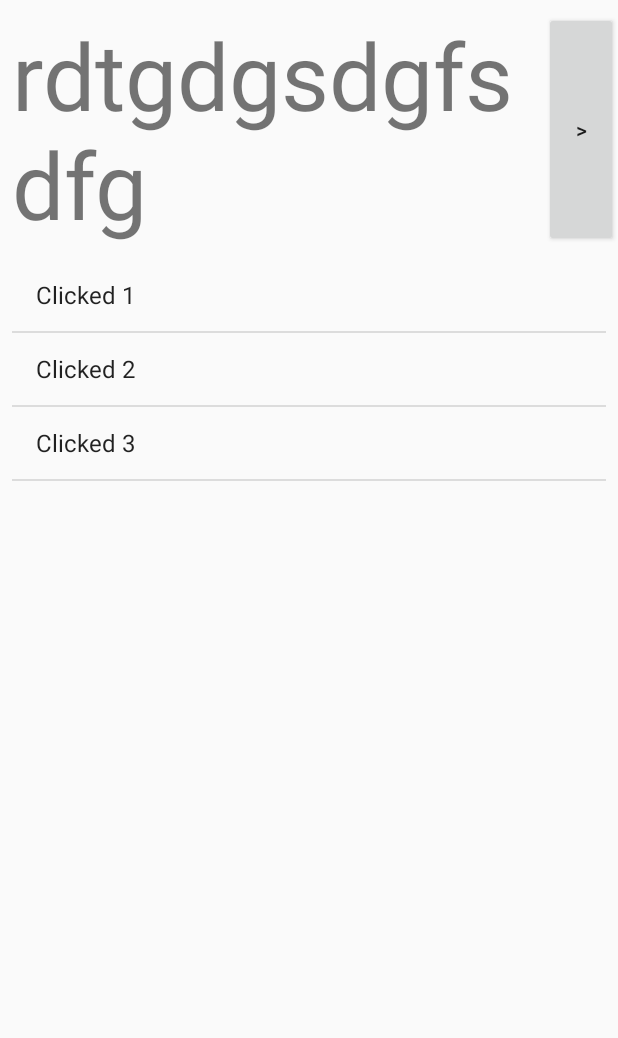
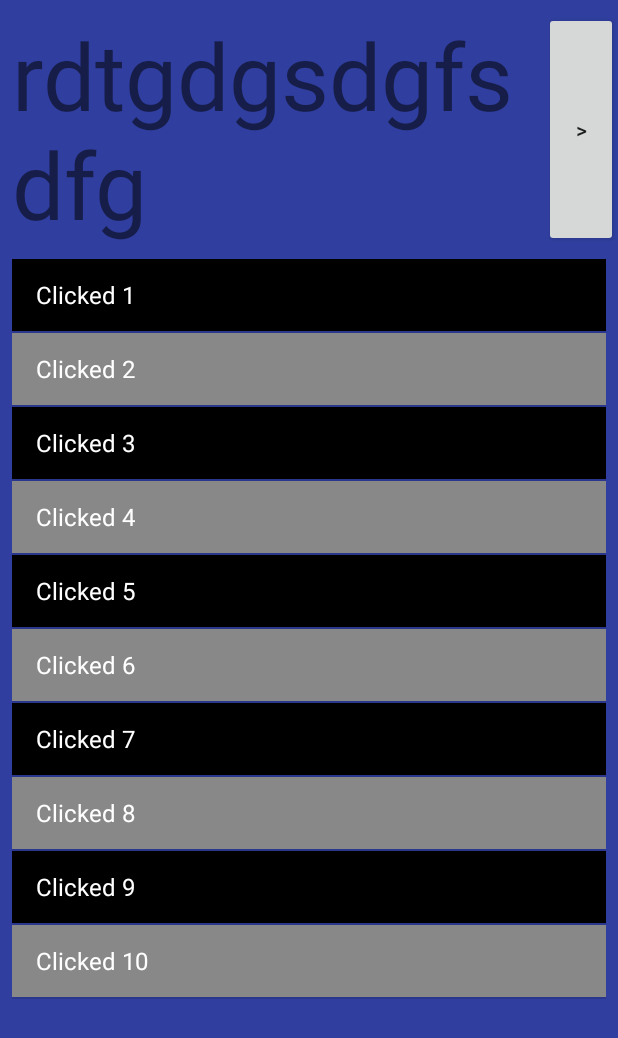
Before and after one commit to AlexEx54/repetitor, an Android app: the screen it shows after launch (SentenceActivity), on a phone screen of 412 x 824 dp. Shown: the top 1038 px of the screen. Run offline under Robolectric (Android 15) with nearby library versions, the phone set to English and light mode, and no system bars.

Commit message:
set color scheme

```diff
--- a/app/src/main/java/com/projects/asgrebennikov/repetitor/SentenceActivity.java
+++ b/app/src/main/java/com/projects/asgrebennikov/repetitor/SentenceActivity.java
@@ -1,15 +1,20 @@
 package com.projects.asgrebennikov.repetitor;
 
+import android.graphics.Color;
 import android.support.v7.app.AppCompatActivity;
 import android.os.Bundle;
+import android.view.View;
+import android.view.ViewGroup;
 import android.widget.ArrayAdapter;
 import android.widget.ListView;
+import android.widget.TextView;
 
 import java.io.BufferedInputStream;
 import java.io.InputStream;
 import java.net.HttpURLConnection;
 import java.net.URL;
 import java.util.ArrayList;
+import java.util.Random;
 import java.util.Scanner;
 
 
@@ -60,12 +65,59 @@ public class SentenceActivity extends AppCompatActivity {
 
         ArrayAdapter<String> adapter = new ArrayAdapter<String>(this,
                 android.R.layout.simple_list_item_1,
-                listItems);
+                listItems) {
+
+                // Color.BLUE
+                // Color.RED
+                // Color.MAGENTA
+                // Color.GRAY
+                // Color.BLACK
+                // Color.GREEN
+
+                int[] colors = {
+                         Color.BLUE,
+                         Color.RED,
+                         Color.MAGENTA,
+                         Color.GRAY,
+                         Color.BLACK,
+                         Color.GREEN
+                };
+
+                @Override
+                public View getView(int position, View convertView, ViewGroup parent){
+                    // Get the current item from ListView
+                    View view = super.getView(position,convertView,parent);
+
+                    TextView textView = (TextView) view.findViewById(android.R.id.text1);
+                    textView.setTextColor(Color.WHITE);
+
+                    Random rand = new Random();
+                    int randomIndex = rand.nextInt(((colors.length - 1) - 0) + 1) + 0;
+                    while ((randomIndex % 2) != (position % 2)) {
+                        randomIndex = rand.nextInt(((colors.length - 1) - 0) + 1) + 0;
+                    }
+
+                    int randomColor = colors[randomIndex];
+
+                    view.setBackgroundColor(randomColor);
+
+                    return view;
+                }
+            };
+
+
         lv.setAdapter(adapter);
 
         listItems.add("Clicked 1");
         listItems.add("Clicked 2");
         listItems.add("Clicked 3");
+        listItems.add("Clicked 4");
+        listItems.add("Clicked 5");
+        listItems.add("Clicked 6");
+        listItems.add("Clicked 7");
+        listItems.add("Clicked 8");
+        listItems.add("Clicked 9");
+        listItems.add("Clicked 10");
 
         adapter.notifyDataSetChanged();
 
--- a/app/src/main/res/layout/activity_sentence.xml
+++ b/app/src/main/res/layout/activity_sentence.xml
@@ -5,6 +5,7 @@
     android:layout_width="match_parent"
     android:layout_height="match_parent"
     android:minHeight="0dp"
+    android:background="@color/colorPrimaryDark"
     tools:context="com.projects.asgrebennikov.repetitor.SentenceActivity"
     tools:layout_editor_absoluteY="81dp">
 
```
Also changed, not shown: 2 other files.
